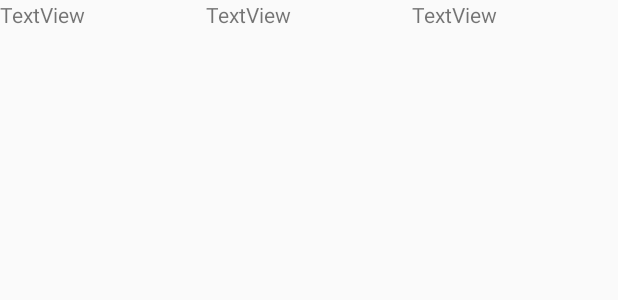
After one commit to Bresenham/Stempeluhr, an Android app: the layout listview_row.xml on its own in the app's theme, with its tools: preview values and no code run, on a phone screen of 412 x 824 dp. The commit adds this screen. Shown: the top 300 px of the screen. Run offline under Robolectric (Android 15) with nearby library versions, the light colour scheme and no system bars.

Commit message:
Added SQLiteDatabase, Added swipe-to-refresh ListView, Added color markers for time deviations

```diff
--- a/app/src/main/java/com/example/standardbenutzer/stempeluhr/TimePreference.kt
+++ b/app/src/main/java/com/example/standardbenutzer/stempeluhr/TimePreference.kt
@@ -62,7 +62,7 @@ class TimePreference(private val mContext: Context, attrs: AttributeSet) : Dialo
     }
 
     override fun onSetInitialValue(restoreValue: Boolean, defaultValue: Any?) {
-        var time: String? = null
+        val time: String?
 
         if (restoreValue) {
             if (defaultValue == null) {
--- /dev/null
+++ b/app/src/main/res/layout/listview_row.xml
@@ -0,0 +1,36 @@
+<?xml version="1.0" encoding="utf-8"?>
+<android.support.constraint.ConstraintLayout xmlns:android="http://schemas.android.com/apk/res/android"
+    xmlns:app="http://schemas.android.com/apk/res-auto"
+    xmlns:tools="http://schemas.android.com/tools"
+    android:layout_width="match_parent"
+    android:layout_height="match_parent">
+
+<LinearLayout xmlns:android="http://schemas.android.com/apk/res/android"
+    android:layout_width="match_parent"
+    android:layout_height="match_parent"
+    android:orientation="horizontal" >
+
+
+    <TextView
+        android:id="@+id/txtDate"
+        android:layout_width="wrap_content"
+        android:layout_height="wrap_content"
+        android:layout_weight="1"
+        android:text="TextView" />
+
+    <TextView
+        android:id="@+id/txtWorktime"
+        android:layout_width="wrap_content"
+        android:layout_height="wrap_content"
+        android:layout_weight="1"
+        android:text="TextView" />
+
+    <TextView
+        android:id="@+id/txtPlusMinus"
+        android:layout_width="wrap_content"
+        android:layout_height="wrap_content"
+        android:layout_weight="1"
+        android:text="TextView" />
+</LinearLayout>
+
+</android.support.constraint.ConstraintLayout>
```
Also changed, not shown: app/src/main/java/com/example/standardbenutzer/stempeluhr/InputViewFragment.kt (+13 -30 lines), app/src/main/java/com/example/standardbenutzer/stempeluhr/ListViewAdapter.kt (added, +36 -0 lines), app/src/main/java/com/example/standardbenutzer/stempeluhr/ListViewEntry.kt (added, +27 -0 lines), app/src/main/java/com/example/standardbenutzer/stempeluhr/MainActivity.kt (+8 -4 lines), app/src/main/java/com/example/standardbenutzer/stempeluhr/OverviewFragment.kt (+50 -1 lines), app/src/main/java/com/example/standardbenutzer/stempeluhr/OverviewPagerActivity.kt (deleted, +0 -64 lines), app/src/main/java/com/example/standardbenutzer/stempeluhr/database/DBHandler.kt (added, +63 -0 lines), app/src/main/java/com/example/standardbenutzer/stempeluhr/database/DatabaseEntry.kt (added, +16 -0 lines), app/src/main/java/com/example/standardbenutzer/stempeluhr/helper/Utility.kt (added, +27 -0 lines), app/src/main/res/layout/overview.xml (+45 -11 lines), app/src/main/res/mipmap-hdpi/sum.png (added), app/src/main/res/mipmap-mdpi/sum.png (added), app/src/main/res/mipmap-xhdpi/sum.png (added), app/src/main/res/mipmap-xxhdpi/sum.png (added), 1 more files.
